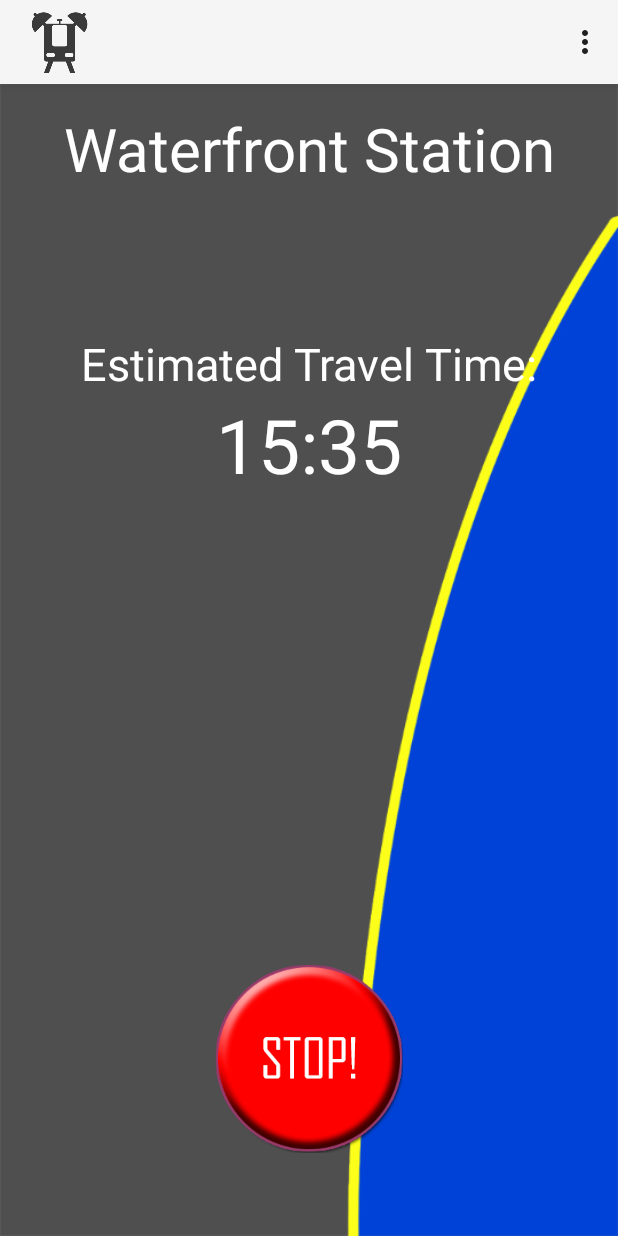
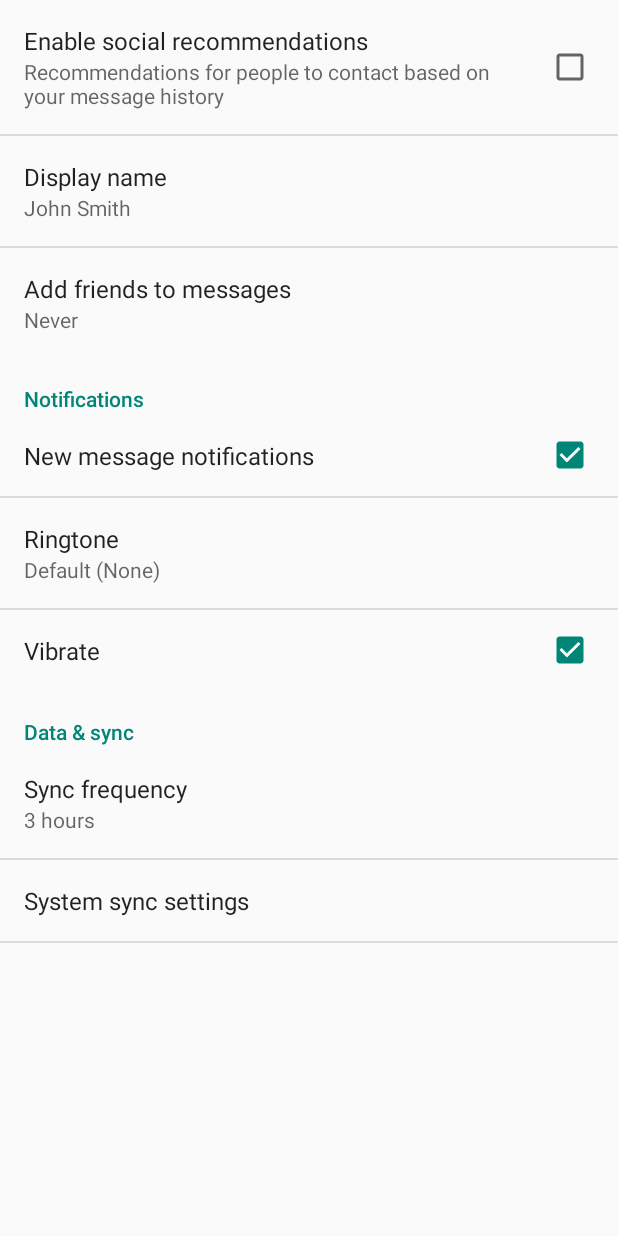
Before and after one commit to FilipeNavas/TransAlarmV2, an Android app: the calPage screen opened directly, with no data from a screen before it, in the options menu, after a tap on "Settings", on a phone screen of 412 x 824 dp. Run offline under Robolectric (Android 15) with nearby library versions, the phone set to English and light mode, and no system bars.

```diff
--- a/app/build.gradle
+++ b/app/build.gradle
@@ -23,4 +23,5 @@ dependencies {
     compile fileTree(dir: 'libs', include: ['*.jar'])
     compile 'com.android.support:appcompat-v7:21.0.3'
     compile 'com.google.android.gms:play-services:6.5.87'
+    compile 'com.android.support:support-v4:21.0.3'
 }
--- a/app/src/main/java/com/slodin/transalarm/MainActivity.java
+++ b/app/src/main/java/com/slodin/transalarm/MainActivity.java
@@ -697,6 +697,7 @@ public class MainActivity extends ActionBarActivity implements
 
         //noinspection SimplifiableIfStatement
         if (id == R.id.action_settings) {
+            startActivity(new Intent(this, SettingsActivity.class));
             return true;
         }
 
--- /dev/null
+++ b/app/src/main/java/com/slodin/transalarm/SettingsActivity.java
@@ -0,0 +1,259 @@
+package com.slodin.transalarm;
+
+import android.annotation.TargetApi;
+import android.content.Context;
+import android.content.res.Configuration;
+import android.media.Ringtone;
+import android.media.RingtoneManager;
+import android.net.Uri;
+import android.os.Build;
+import android.os.Bundle;
+import android.preference.ListPreference;
+import android.preference.Preference;
+import android.preference.PreferenceActivity;
+import android.preference.PreferenceCategory;
+import android.preference.PreferenceFragment;
+import android.preference.PreferenceManager;
+import android.preference.RingtonePreference;
+import android.text.TextUtils;
+
+
+import java.util.List;
+
+/**
+ * A {@link PreferenceActivity} that presents a set of application settings. On
+ * handset devices, settings are presented as a single list. On tablets,
+ * settings are split by category, with category headers shown to the left of
+ * the list of settings.
+ * <p/>
+ * See <a href="http://developer.android.com/design/patterns/settings.html">
+ * Android Design: Settings</a> for design guidelines and the <a
+ * href="http://developer.android.com/guide/topics/ui/settings.html">Settings
+ * API Guide</a> for more information on developing a Settings UI.
+ */
+public class SettingsActivity extends PreferenceActivity {
+    /**
+     * Determines whether to always show the simplified settings UI, where
+     * settings are presented in a single list. When false, settings are shown
+     * as a master/detail two-pane view on tablets. When true, a single pane is
+     * shown on tablets.
+     */
+    private static final boolean ALWAYS_SIMPLE_PREFS = false;
+
+
+    @Override
+    protected void onPostCreate(Bundle savedInstanceState) {
+        super.onPostCreate(savedInstanceState);
+
+        setupSimplePreferencesScreen();
+    }
+
+    /**
+     * Shows the simplified settings UI if the device configuration if the
+     * device configuration dictates that a simplified, single-pane UI should be
+     * shown.
+     */
+    private void setupSimplePreferencesScreen() {
+        if (!isSimplePreferences(this)) {
+            return;
+        }
+
+        // In the simplified UI, fragments are not used at all and we instead
+        // use the older PreferenceActivity APIs.
+
+        // Add 'general' preferences.
+        addPreferencesFromResource(R.xml.pref_general);
+
+        // Add 'notifications' preferences, and a corresponding header.
+        PreferenceCategory fakeHeader = new PreferenceCategory(this);
+        fakeHeader.setTitle(R.string.pref_header_notifications);
+        getPreferenceScreen().addPreference(fakeHeader);
+        addPreferencesFromResource(R.xml.pref_notification);
+
+        // Add 'data and sync' preferences, and a corresponding header.
+        fakeHeader = new PreferenceCategory(this);
+        fakeHeader.setTitle(R.string.pref_header_data_sync);
+        getPreferenceScreen().addPreference(fakeHeader);
+        addPreferencesFromResource(R.xml.pref_data_sync);
+
+        // Bind the summaries of EditText/List/Dialog/Ringtone preferences to
+        // their values. When their values change, their summaries are updated
+        // to reflect the new value, per the Android Design guidelines.
+        bindPreferenceSummaryToValue(findPreference("example_text"));
+        bindPreferenceSummaryToValue(findPreference("example_list"));
+        bindPreferenceSummaryToValue(findPreference("notifications_new_message_ringtone"));
+        bindPreferenceSummaryToValue(findPreference("sync_frequency"));
+    }
+
+    /**
+     * {@inheritDoc}
+     */
+    @Override
+    public boolean onIsMultiPane() {
+        return isXLargeTablet(this) && !isSimplePreferences(this);
+    }
+
+    /**
+     * Helper method to determine if the device has an extra-large screen. For
+     * example, 10" tablets are extra-large.
+     */
+    private static boolean isXLargeTablet(Context context) {
+        return (context.getResources().getConfiguration().screenLayout
+                & Configuration.SCREENLAYOUT_SIZE_MASK) >= Configuration.SCREENLAYOUT_SIZE_XLARGE;
+    }
+
+    /**
+     * Determines whether the simplified settings UI should be shown. This is
+     * true if this is forced via {@link #ALWAYS_SIMPLE_PREFS}, or the device
+     * doesn't have newer APIs like {@link PreferenceFragment}, or the device
+     * doesn't have an extra-large screen. In these cases, a single-pane
+     * "simplified" settings UI should be shown.
+     */
+    private static boolean isSimplePreferences(Context context) {
+        return ALWAYS_SIMPLE_PREFS
+                || Build.VERSION.SDK_INT < Build.VERSION_CODES.HONEYCOMB
+                || !isXLargeTablet(context);
+    }
+
+    /**
+     * {@inheritDoc}
+     */
+    @Override
+    @TargetApi(Build.VERSION_CODES.HONEYCOMB)
+    public void onBuildHeaders(List<Header> target) {
+        if (!isSimplePreferences(this)) {
+            loadHeadersFromResource(R.xml.pref_headers, target);
+        }
+    }
+
+    /**
+     * A preference value change listener that updates the preference's summary
+     * to reflect its new value.
+     */
+    private static Preference.OnPreferenceChangeListener sBindPreferenceSummaryToValueListener = new Preference.OnPreferenceChangeListener() {
+        @Override
+        public boolean onPreferenceChange(Preference preference, Object value) {
+            String stringValue = value.toString();
+
+            if (preference instanceof ListPreference) {
+                // For list preferences, look up the correct display value in
+                // the preference's 'entries' list.
+                ListPreference listPreference = (ListPreference) preference;
+                int index = listPreference.findIndexOfValue(stringValue);
+
+                // Set the summary to reflect the new value.
+                preference.setSummary(
+                        index >= 0
+                                ? listPreference.getEntries()[index]
+                                : null);
+
+            } else if (preference instanceof RingtonePreference) {
+                // For ringtone preferences, look up the correct display value
+                // using RingtoneManager.
+                if (TextUtils.isEmpty(stringValue)) {
+                    // Empty values correspond to 'silent' (no ringtone).
+                    preference.setSummary(R.string.pref_ringtone_silent);
+
+                } else {
+                    Ringtone ringtone = RingtoneManager.getRingtone(
+                            preference.getContext(), Uri.parse(stringValue));
+
+                    if (ringtone == null) {
+                        // Clear the summary if there was a lookup error.
+                        preference.setSummary(null);
+                    } else {
+                        // Set the summary to reflect the new ringtone display
+                        // name.
+                        String name = ringtone.getTitle(preference.getContext());
+                        preference.setSummary(name);
+                    }
+                }
+
+            } else {
+                // For all other preferences, set the summary to the value's
+                // simple string representation.
+                preference.setSummary(stringValue);
+            }
+            return true;
+        }
+    };
+
+    /**
+     * Binds a preference's summary to its value. More specifically, when the
+     * preference's value is changed, its summary (line of text below the
+     * preference title) is updated to reflect the value. The summary is also
+     * immediately updated upon calling this method. The exact display format is
+     * dependent on the type of preference.
+     *
+     * @see #sBindPreferenceSummaryToValueListener
+     */
+    private static void bindPreferenceSummaryToValue(Preference preference) {
+        // Set the listener to watch for value changes.
+        preference.setOnPreferenceChangeListener(sBindPreferenceSummaryToValueListener);
+
+        // Trigger the listener immediately with the preference's
+        // current value.
+        sBindPreferenceSummaryToValueListener.onPreferenceChange(preference,
+                PreferenceManager
+                        .getDefaultSharedPreferences(preference.getContext())
+                        .getString(preference.getKey(), ""));
+    }
+
+    /**
+     * This fragment shows general preferences only. It is used when the
+     * activity is showing a two-pane settings UI.
+     */
+    @TargetApi(Build.VERSION_CODES.HONEYCOMB)
+    public static class GeneralPreferenceFragment extends PreferenceFragment {
+        @Override
+        public void onCreate(Bundle savedInstanceState) {
+            super.onCreate(savedInstanceState);
+            addPreferencesFromResource(R.xml.pref_general);
+
+            // Bind the summaries of EditText/List/Dialog/Ringtone preferences
+            // to their values. When their values change, their summaries are
+            // updated to reflect the new value, per the Android Design
+            // guidelines.
+            bindPreferenceSummaryToValue(findPreference("example_text"));
+            bindPreferenceSummaryToValue(findPreference("example_list"));
+        }
+    }
+
+    /**
+     * This fragment shows notification preferences only. It is used when the
+     * activity is showing a two-pane settings UI.
+     */
+    @TargetApi(Build.VERSION_CODES.HONEYCOMB)
+    public static class NotificationPreferenceFragment extends PreferenceFragment {
+        @Override
+        public void onCreate(Bundle savedInstanceState) {
+            super.onCreate(savedInstanceState);
+            addPreferencesFromResource(R.xml.pref_notification);
+
+            // Bind the summaries of EditText/List/Dialog/Ringtone preferences
+            // to their values. When their values change, their summaries are
+            // updated to reflect the new value, per the Android Design
+            // guidelines.
+            bindPreferenceSummaryToValue(findPreference("notifications_new_message_ringtone"));
+        }
+    }
+
+    /**
+     * This fragment shows data and sync preferences only. It is used when the
+     * activity is showing a two-pane settings UI.
+     */
+    @TargetApi(Build.VERSION_CODES.HONEYCOMB)
+    public static class DataSyncPreferenceFragment extends PreferenceFragment {
+        @Override
+        public void onCreate(Bundle savedInstanceState) {
+            super.onCreate(savedInstanceState);
+            addPreferencesFromResource(R.xml.pref_data_sync);
+
+            // Bind the summaries of EditText/List/Dialog/Ringtone preferences
+            // to their values. When their values change, their summaries are
+            // updated to reflect the new value, per the Android Design
+            // guidelines.
+            bindPreferenceSummaryToValue(findPreference("sync_frequency"));
+        }
+    }
+}
--- a/app/src/main/java/com/slodin/transalarm/calPage.java
+++ b/app/src/main/java/com/slodin/transalarm/calPage.java
@@ -79,6 +79,7 @@ public class calPage extends ActionBarActivity {
 
         //noinspection SimplifiableIfStatement
         if (id == R.id.action_settings) {
+            startActivity(new Intent(this, SettingsActivity.class));
             return true;
         }
 
--- /dev/null
+++ b/app/src/main/res/values/strings_activity_settings.xml
@@ -0,0 +1,61 @@
+<resources>
+    <string name="title_activity_settings">Settings</string>
+
+    <!-- Strings related to Settings -->
+
+    <!-- Example General settings -->
+    <string name="pref_header_general">General</string>
+
+    <string name="pref_title_social_recommendations">Enable social recommendations</string>
+    <string name="pref_description_social_recommendations">Recommendations for people to contact
+        based on your message history
+    </string>
+
+    <string name="pref_title_display_name">Display name</string>
+    <string name="pref_default_display_name">John Smith</string>
+
+    <string name="pref_title_add_friends_to_messages">Add friends to messages</string>
+    <string-array name="pref_example_list_titles">
+        <item>Always</item>
+        <item>When possible</item>
+        <item>Never</item>
+    </string-array>
+    <string-array name="pref_example_list_values">
+        <item>1</item>
+        <item>0</item>
+        <item>-1</item>
+    </string-array>
+
+    <!-- Example settings for Data & Sync -->
+    <string name="pref_header_data_sync">Data &amp; sync</string>
+
+    <string name="pref_title_sync_frequency">Sync frequency</string>
+    <string-array name="pref_sync_frequency_titles">
+        <item>15 minutes</item>
+        <item>30 minutes</item>
+        <item>1 hour</item>
+        <item>3 hours</item>
+        <item>6 hours</item>
+        <item>Never</item>
+    </string-array>
+    <string-array name="pref_sync_frequency_values">
+        <item>15</item>
+        <item>30</item>
+        <item>60</item>
+        <item>180</item>
+        <item>360</item>
+        <item>-1</item>
+    </string-array>
+
+    <string name="pref_title_system_sync_settings">System sync settings</string>
+
+    <!-- Example settings for Notifications -->
+    <string name="pref_header_notifications">Notifications</string>
+
+    <string name="pref_title_new_message_notifications">New message notifications</string>
+
+    <string name="pref_title_ringtone">Ringtone</string>
+    <string name="pref_ringtone_silent">Silent</string>
+
+    <string name="pref_title_vibrate">Vibrate</string>
+</resources>
--- /dev/null
+++ b/app/src/main/res/xml/pref_data_sync.xml
@@ -0,0 +1,21 @@
+<PreferenceScreen xmlns:android="http://schemas.android.com/apk/res/android">
+
+    <!-- NOTE: Hide buttons to simplify the UI. Users can touch outside the dialog to
+         dismiss it. -->
+    <!-- NOTE: ListPreference's summary should be set to its value by the activity code. -->
+    <ListPreference
+        android:key="sync_frequency"
+        android:title="@string/pref_title_sync_frequency"
+        android:entries="@array/pref_sync_frequency_titles"
+        android:entryValues="@array/pref_sync_frequency_values"
+        android:defaultValue="180"
+        android:negativeButtonText="@null"
+        android:positiveButtonText="@null" />
+
+    <!-- This preference simply launches an intent when selected. Use this UI sparingly, per
+         design guidelines. -->
+    <Preference android:title="@string/pref_title_system_sync_settings">
+        <intent android:action="android.settings.SYNC_SETTINGS" />
+    </Preference>
+
+</PreferenceScreen>
--- /dev/null
+++ b/app/src/main/res/xml/pref_general.xml
@@ -0,0 +1,33 @@
+<PreferenceScreen xmlns:android="http://schemas.android.com/apk/res/android">
+
+    <CheckBoxPreference
+        android:key="example_checkbox"
+        android:title="@string/pref_title_social_recommendations"
+        android:summary="@string/pref_description_social_recommendations"
+        android:defaultValue="true" />
+
+    <!-- NOTE: EditTextPreference accepts EditText attributes. -->
+    <!-- NOTE: EditTextPreference's summary should be set to its value by the activity code. -->
+    <EditTextPreference
+        android:key="example_text"
+        android:title="@string/pref_title_display_name"
+        android:defaultValue="@string/pref_default_display_name"
+        android:selectAllOnFocus="true"
+        android:inputType="textCapWords"
+        android:capitalize="words"
+        android:singleLine="true"
+        android:maxLines="1" />
+
+    <!-- NOTE: Hide buttons to simplify the UI. Users can touch outside the dialog to
+         dismiss it. -->
+    <!-- NOTE: ListPreference's summary should be set to its value by the activity code. -->
+    <ListPreference
+        android:key="example_list"
+        android:title="@string/pref_title_add_friends_to_messages"
+        android:defaultValue="-1"
+        android:entries="@array/pref_example_list_titles"
+        android:entryValues="@array/pref_example_list_values"
+        android:negativeButtonText="@null"
+        android:positiveButtonText="@null" />
+
+</PreferenceScreen>
--- /dev/null
+++ b/app/src/main/res/xml/pref_headers.xml
@@ -0,0 +1,14 @@
+<preference-headers xmlns:android="http://schemas.android.com/apk/res/android">
+
+    <!-- These settings headers are only used on tablets. -->
+
+    <header android:fragment="com.slodin.transalarm.SettingsActivity$GeneralPreferenceFragment"
+        android:title="@string/pref_header_general" />
+
+    <header android:fragment="com.slodin.transalarm.SettingsActivity$NotificationPreferenceFragment"
+        android:title="@string/pref_header_notifications" />
+
+    <header android:fragment="com.slodin.transalarm.SettingsActivity$DataSyncPreferenceFragment"
+        android:title="@string/pref_header_data_sync" />
+
+</preference-headers>
--- /dev/null
+++ b/app/src/main/res/xml/pref_notification.xml
@@ -0,0 +1,27 @@
+<PreferenceScreen xmlns:android="http://schemas.android.com/apk/res/android">
+
+    <!-- A 'parent' preference, which enables/disables child preferences (below)
+         when checked/unchecked. -->
+    <CheckBoxPreference
+        android:key="notifications_new_message"
+        android:title="@string/pref_title_new_message_notifications"
+        android:defaultValue="true" />
+
+    <!-- Allows the user to choose a ringtone in the 'notification' category. -->
+    <!-- NOTE: This preference will be enabled only when the checkbox above is checked. -->
+    <!-- NOTE: RingtonePreference's summary should be set to its value by the activity code. -->
+    <RingtonePreference
+        android:dependency="notifications_new_message"
+        android:key="notifications_new_message_ringtone"
+        android:title="@string/pref_title_ringtone"
+        android:ringtoneType="notification"
+        android:defaultValue="content://settings/system/notification_sound" />
+
+    <!-- NOTE: This preference will be enabled only when the checkbox above is checked. -->
+    <CheckBoxPreference
+        android:dependency="notifications_new_message"
+        android:key="notifications_new_message_vibrate"
+        android:title="@string/pref_title_vibrate"
+        android:defaultValue="true" />
+
+</PreferenceScreen>
```
Also changed, not shown: app/src/main/AndroidManifest.xml (+13 -4 lines).
